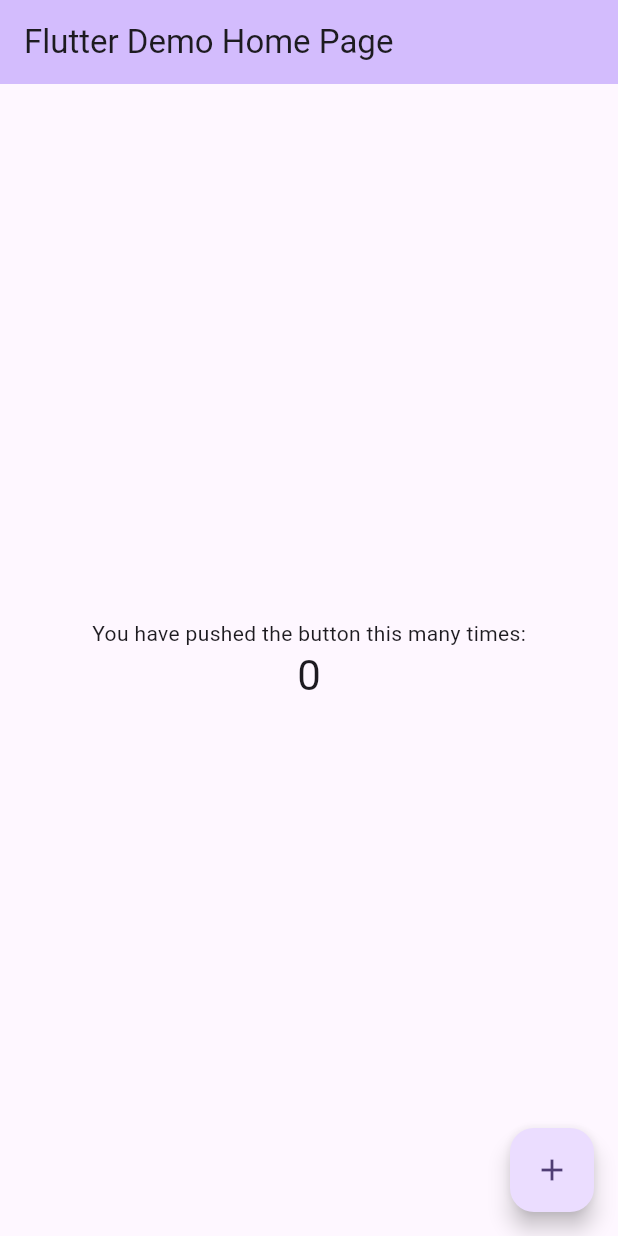
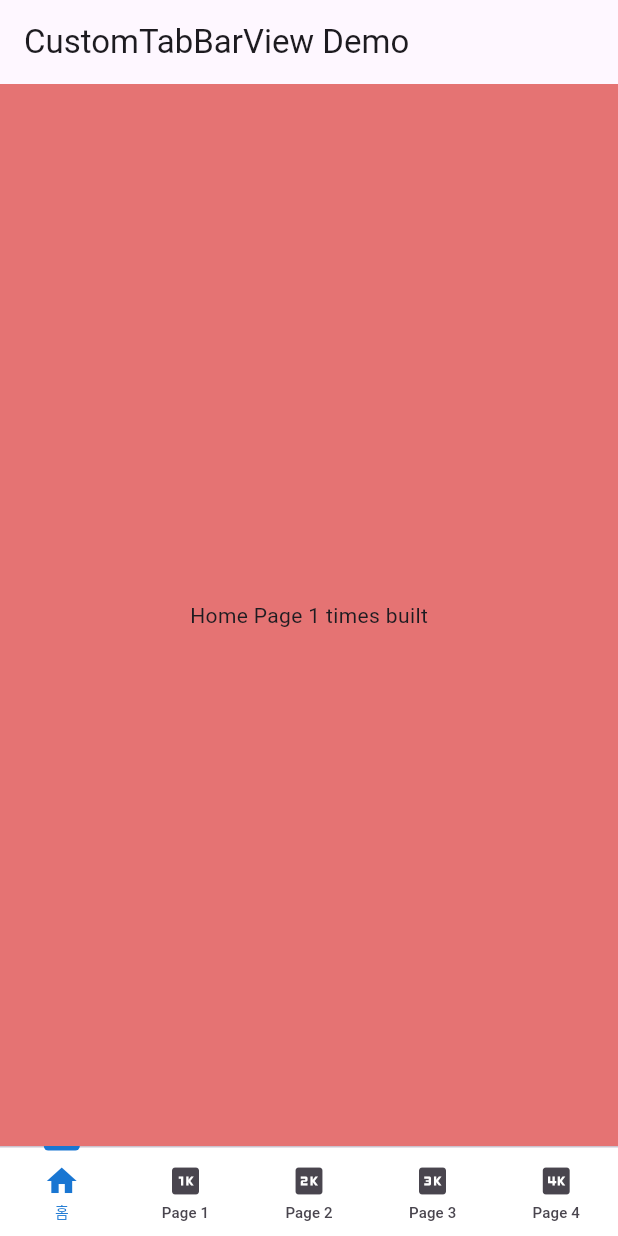
Before and after one commit to wjlee611/custom_tabbarview, a Flutter app: the screen it shows after launch, on a phone screen of 412 x 824 dp. Run offline on Flutter 3.47's test engine with Material 3 defaults, Android fonts, the phone set to English and light mode, and no system bars.

Commit message:
feat: Add example pages

```diff
--- a/example/lib/main.dart
+++ b/example/lib/main.dart
@@ -1,4 +1,10 @@
 import 'package:custom_tabbarview/custom_tabbarview.dart';
+import 'package:example/pages/home_page.dart';
+import 'package:example/pages/page_1.dart';
+import 'package:example/pages/page_2.dart';
+import 'package:example/pages/page_3.dart';
+import 'package:example/pages/page_4.dart';
+import 'package:flutter/gestures.dart';
 import 'package:flutter/material.dart';
 
 void main() {
@@ -8,117 +14,195 @@ void main() {
 class MyApp extends StatelessWidget {
   const MyApp({super.key});
 
-  // This widget is the root of your application.
   @override
   Widget build(BuildContext context) {
     return MaterialApp(
-      title: 'Flutter Demo',
+      title: 'CustomTabBarView Demo',
       theme: ThemeData(
-        // This is the theme of your application.
-        //
-        // TRY THIS: Try running your application with "flutter run". You'll see
-        // the application has a purple toolbar. Then, without quitting the app,
-        // try changing the seedColor in the colorScheme below to Colors.green
-        // and then invoke "hot reload" (save your changes or press the "hot
-        // reload" button in a Flutter-supported IDE, or press "r" if you used
-        // the command line to start the app).
-        //
-        // Notice that the counter didn't reset back to zero; the application
-        // state is not lost during the reload. To reset the state, use hot
-        // restart instead.
-        //
-        // This works for code too, not just values: Most code changes can be
-        // tested with just a hot reload.
         colorScheme: ColorScheme.fromSeed(seedColor: Colors.deepPurple),
       ),
-      home: const MyHomePage(title: 'Flutter Demo Home Page'),
+      home: const HomeTab(),
     );
   }
 }
 
-class MyHomePage extends StatefulWidget {
-  const MyHomePage({super.key, required this.title});
-
-  // This widget is the home page of your application. It is stateful, meaning
-  // that it has a State object (defined below) that contains fields that affect
-  // how it looks.
-
-  // This class is the configuration for the state. It holds the values (in this
-  // case the title) provided by the parent (in this case the App widget) and
-  // used by the build method of the State. Fields in a Widget subclass are
-  // always marked "final".
-
-  final String title;
+class HomeTab extends StatefulWidget {
+  const HomeTab({super.key});
 
   @override
-  State<MyHomePage> createState() => _MyHomePageState();
+  State<HomeTab> createState() => _HomeTabState();
 }
 
-class _MyHomePageState extends State<MyHomePage> {
-  final Calculator exampleClient = Calculator();
-  int _counter = 0;
+class _HomeTabState extends State<HomeTab> with SingleTickerProviderStateMixin {
+  late TabController _tabController;
 
-  void _incrementCounter() {
-    setState(() {
-      // This call to setState tells the Flutter framework that something has
-      // changed in this State, which causes it to rerun the build method below
-      // so that the display can reflect the updated values. If we changed
-      // _counter without calling setState(), then the build method would not be
-      // called again, and so nothing would appear to happen.
-      _counter = exampleClient.addOne(_counter);
-    });
+  @override
+  void initState() {
+    super.initState();
+    _tabController = TabController(
+      length: 5,
+      initialIndex: 0,
+      vsync: this,
+    );
+  }
+
+  @override
+  void dispose() {
+    _tabController.dispose();
+    super.dispose();
+  }
+
+  Widget customBuilder(
+    BuildContext context,
+    PageController pageController,
+    List<Widget> childrenWithKey,
+    int index,
+  ) {
+    return KeyedSubtree(
+      key: childrenWithKey[index].key,
+      child: AnimatedBuilder(
+        animation: pageController,
+        builder: (context, child) {
+          double page = 0.0;
+          try {
+            page = pageController.page ?? pageController.initialPage.toDouble();
+          } catch (_) {
+            page = pageController.initialPage.toDouble();
+          }
+          double offset = page - index;
+          // Custom animation: outgoing page moves 0~20% and fades out,
+          // incoming page moves 80~100% and fades in.
+          double dx = 0.0;
+          double opacity = 1.0;
+          final width = MediaQuery.of(context).size.width;
+
+          // Outgoing page (current)
+          if (offset > 0 && offset <= 1) {
+            // Swiping right, this page is outgoing
+            if (offset > 0.5) {
+              // 0.5~1.0: move 80%~100%, opacity 0~1
+              double t = (offset - 0.5) / 0.5;
+              dx = (0.6 + t * 0.4) * width;
+              opacity = t;
+            } else {
+              // 0~0.5: move stays at 80%, opacity 0
+              dx = 0.6 * width;
+              opacity = 0.0;
+            }
+          } else if (offset < 0 && offset >= -1) {
+            // Swiping left, this page is outgoing
+            if (offset < -0.5) {
+              // -0.5~-1.0: move -80%~-100%, opacity 0~1
+              double t = (-offset - 0.5) / 0.5;
+              dx = -(0.6 + t * 0.4) * width;
+              opacity = t;
+            } else {
+              // 0~ -0.5: move stays at -80%, opacity 0
+              dx = -0.6 * width;
+              opacity = 0.0;
+            }
+          } else if (offset == 0) {
+            dx = 0;
+            opacity = 1.0;
+          }
+
+          // Incoming page
+          if (offset > 0 && offset <= 1) {
+            // This page is incoming from left
+            if (offset <= 0.5) {
+              // 0~0.5: move 0~20%, fade 1~0
+              double t = offset / 0.5;
+              dx = t * 0.4 * width;
+              opacity = 1.0 - t;
+            } else {
+              // 0.5~1.0: move stays at 20%, opacity 0
+              dx = 0.4 * width;
+              opacity = 0.0;
+            }
+          } else if (offset < 0 && offset >= -1) {
+            // This page is incoming from right
+            if (offset >= -0.5) {
+              // 0~ -0.5: move 0~ -20%, fade 1~0
+              double t = -offset / 0.5;
+              dx = -t * 0.4 * width;
+              opacity = 1.0 - t;
+            } else {
+              // -0.5~ -1.0: move stays at -20%, opacity 0
+              dx = -0.4 * width;
+              opacity = 0.0;
+            }
+          }
+          return Opacity(
+            opacity: opacity.clamp(0.0, 1.0),
+            child: Transform.scale(
+              scale: offset.abs() < 1 ? 1 - offset.abs() * 0.1 : 0.8,
+              child: Transform.translate(offset: Offset(dx, 0), child: child),
+            ),
+          );
+        },
+        child: childrenWithKey[index],
+      ),
+    );
   }
 
   @override
   Widget build(BuildContext context) {
-    // This method is rerun every time setState is called, for instance as done
-    // by the _incrementCounter method above.
-    //
-    // The Flutter framework has been optimized to make rerunning build methods
-    // fast, so that you can just rebuild anything that needs updating rather
-    // than having to individually change instances of widgets.
     return Scaffold(
       appBar: AppBar(
-        // TRY THIS: Try changing the color here to a specific color (to
-        // Colors.amber, perhaps?) and trigger a hot reload to see the AppBar
-        // change color while the other colors stay the same.
-        backgroundColor: Theme.of(context).colorScheme.inversePrimary,
-        // Here we take the value from the MyHomePage object that was created by
-        // the App.build method, and use it to set our appbar title.
-        title: Text(widget.title),
+        title: const Text('CustomTabBarView Demo'),
       ),
-      body: Center(
-        // Center is a layout widget. It takes a single child and positions it
-        // in the middle of the parent.
-        child: Column(
-          // Column is also a layout widget. It takes a list of children and
-          // arranges them vertically. By default, it sizes itself to fit its
-          // children horizontally, and tries to be as tall as its parent.
-          //
-          // Column has various properties to control how it sizes itself and
-          // how it positions its children. Here we use mainAxisAlignment to
-          // center the children vertically; the main axis here is the vertical
-          // axis because Columns are vertical (the cross axis would be
-          // horizontal).
-          //
-          // TRY THIS: Invoke "debug painting" (choose the "Toggle Debug Paint"
-          // action in the IDE, or press "p" in the console), to see the
-          // wireframe for each widget.
-          mainAxisAlignment: MainAxisAlignment.center,
-          children: <Widget>[
-            const Text('You have pushed the button this many times:'),
-            Text(
-              '$_counter',
-              style: Theme.of(context).textTheme.headlineMedium,
+      backgroundColor: Colors.white,
+      body: CustomTabBarView.builder(
+        controller: _tabController,
+        physics: const PageScrollPhysics(),
+        dragStartBehavior: DragStartBehavior.down,
+        // children: [],
+        tabs: [
+          const HomePage(),
+          const Page1(),
+          const Page2(),
+          const Page3(),
+          const Page4(),
+        ],
+        builder: customBuilder,
+      ),
+      bottomNavigationBar: SafeArea(
+        child: Transform.flip(
+          flipY: true,
+          child: SizedBox(
+            height: 60,
+            child: TabBar(
+              controller: _tabController,
+              isScrollable: false,
+              labelColor: Theme.of(context).primaryColorDark,
+              indicatorColor: Theme.of(context).primaryColorDark,
+              labelStyle: const TextStyle(fontSize: 10),
+              tabs: [
+                Transform.flip(
+                  flipY: true,
+                  child: const Tab(icon: Icon(Icons.home), text: '홈'),
+                ),
+                Transform.flip(
+                  flipY: true,
+                  child: const Tab(icon: Icon(Icons.one_k), text: 'Page 1'),
+                ),
+                Transform.flip(
+                  flipY: true,
+                  child: const Tab(icon: Icon(Icons.two_k), text: 'Page 2'),
+                ),
+                Transform.flip(
+                  flipY: true,
+                  child: const Tab(icon: Icon(Icons.three_k), text: 'Page 3'),
+                ),
+                Transform.flip(
+                  flipY: true,
+                  child: const Tab(icon: Icon(Icons.four_k), text: 'Page 4'),
+                ),
+              ],
             ),
-          ],
+          ),
         ),
       ),
-      floatingActionButton: FloatingActionButton(
-        onPressed: _incrementCounter,
-        tooltip: 'Increment',
-        child: const Icon(Icons.add),
-      ), // This trailing comma makes auto-formatting nicer for build methods.
     );
   }
 }
--- /dev/null
+++ b/example/lib/pages/home_page.dart
@@ -0,0 +1,32 @@
+import 'package:flutter/material.dart';
+
+class HomePage extends StatefulWidget {
+  const HomePage({super.key});
+
+  @override
+  State<HomePage> createState() => _HomePageState();
+}
+
+class _HomePageState extends State<HomePage>
+    with AutomaticKeepAliveClientMixin<HomePage> {
+  int _buildCount = 0;
+
+  @override
+  void initState() {
+    super.initState();
+    print('init home page');
+    _buildCount++;
+  }
+
+  @override
+  Widget build(BuildContext context) {
+    super.build(context);
+    return Scaffold(
+      backgroundColor: Colors.red.shade300,
+      body: Center(child: Text('Home Page $_buildCount times built')),
+    );
+  }
+
+  @override
+  bool get wantKeepAlive => true;
+}
```
Also changed, not shown: example/lib/pages/page_1.dart (added, +29 -0 lines), example/lib/pages/page_2.dart (added, +29 -0 lines), example/lib/pages/page_3.dart (added, +29 -0 lines), example/lib/pages/page_4.dart (added, +29 -0 lines).
